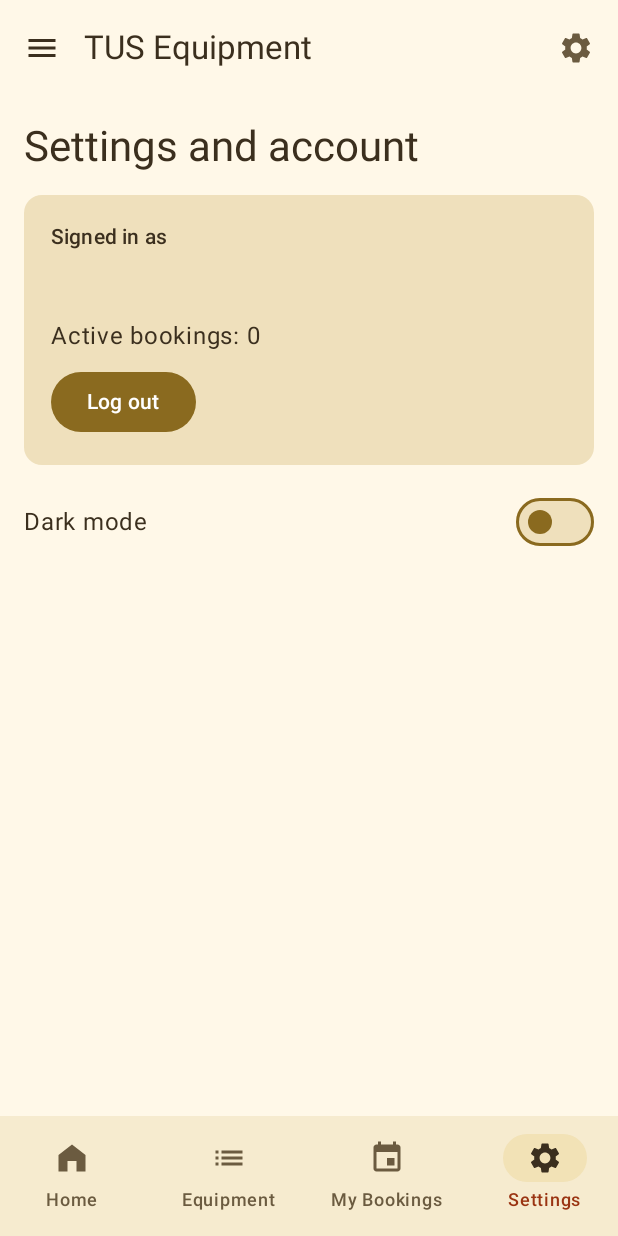
After one commit to Marek-lachhh/Tus_Equipments_Bookings_K00318400, an Android app built with Jetpack Compose: the SettingsScreen screen opened through its navigation route, on a phone screen of 412 x 824 dp. The commit adds this screen. Run offline under Robolectric (Android 15) with nearby library versions, the phone set to English and light mode, and no system bars; our stand-ins replace Firebase (no records; nobody signed in at launch, a user with empty details on screens opened directly), Room's generated code.

Commit message:
Add drawer menu, top bar and settings screen with saved dark mode

```diff
--- a/app/src/main/java/com/example/tusequipmentbooking/MainActivity.kt
+++ b/app/src/main/java/com/example/tusequipmentbooking/MainActivity.kt
@@ -1,16 +1,37 @@
 package com.example.tusequipmentbooking
 
+import android.content.Context
 import android.os.Bundle
 import androidx.activity.ComponentActivity
 import androidx.activity.compose.setContent
+import androidx.compose.foundation.isSystemInDarkTheme
+import androidx.compose.runtime.getValue
+import androidx.compose.runtime.mutableStateOf
+import androidx.compose.runtime.remember
+import androidx.compose.runtime.saveable.rememberSaveable
+import androidx.compose.runtime.setValue
 import com.example.tusequipmentbooking.ui.theme.TusTheme
 
 class MainActivity : ComponentActivity() {
     override fun onCreate(savedInstanceState: Bundle?) {
         super.onCreate(savedInstanceState)
         setContent {
-            TusTheme {
-                TusApp()
+            val preferences = remember {
+                applicationContext.getSharedPreferences("tus_settings", Context.MODE_PRIVATE)
+            }
+            val systemDark = isSystemInDarkTheme()
+            var darkTheme by rememberSaveable {
+                mutableStateOf(preferences.getBoolean("dark_mode", systemDark))
+            }
+
+            TusTheme(darkTheme = darkTheme) {
+                TusApp(
+                    darkTheme = darkTheme,
+                    onDarkThemeChange = { enabled ->
+                        darkTheme = enabled
+                        preferences.edit().putBoolean("dark_mode", enabled).apply()
+                    }
+                )
             }
         }
     }
--- a/app/src/main/java/com/example/tusequipmentbooking/TusApp.kt
+++ b/app/src/main/java/com/example/tusequipmentbooking/TusApp.kt
@@ -1,20 +1,12 @@
 package com.example.tusequipmentbooking
 
 import android.app.Application
-import androidx.compose.foundation.layout.Arrangement
 import androidx.compose.foundation.layout.Column
-import androidx.compose.foundation.layout.PaddingValues
-import androidx.compose.foundation.layout.Row
 import androidx.compose.foundation.layout.fillMaxSize
-import androidx.compose.foundation.layout.fillMaxWidth
-import androidx.compose.foundation.layout.navigationBarsPadding
 import androidx.compose.foundation.layout.padding
 import androidx.compose.material3.CircularProgressIndicator
-import androidx.compose.material3.MaterialTheme
-import androidx.compose.material3.Scaffold
 import androidx.compose.material3.Surface
 import androidx.compose.material3.Text
-import androidx.compose.material3.TextButton
 import androidx.compose.runtime.Composable
 import androidx.compose.runtime.LaunchedEffect
 import androidx.compose.runtime.getValue
@@ -24,7 +16,6 @@ import androidx.compose.runtime.saveable.rememberSaveable
 import androidx.compose.runtime.setValue
 import androidx.compose.ui.Modifier
 import androidx.compose.ui.platform.LocalContext
-import androidx.compose.ui.text.font.FontWeight
 import androidx.compose.ui.unit.dp
 import androidx.lifecycle.ViewModelProvider
 import androidx.lifecycle.compose.collectAsStateWithLifecycle
@@ -38,25 +29,32 @@ import androidx.navigation.navArgument
 import com.example.tusequipmentbooking.ui.AuthViewModel
 import com.example.tusequipmentbooking.ui.TusUiState
 import com.example.tusequipmentbooking.ui.TusViewModel
+import com.example.tusequipmentbooking.ui.components.TusMenuShell
 import com.example.tusequipmentbooking.ui.screens.*
 
 @Composable
-fun TusApp() {
+fun TusApp(
+    darkTheme: Boolean,
+    onDarkThemeChange: (Boolean) -> Unit
+) {
     val application = LocalContext.current.applicationContext as Application
     val model: TusViewModel = viewModel(
         factory = ViewModelProvider.AndroidViewModelFactory.getInstance(application)
     )
     val state by model.uiState.collectAsStateWithLifecycle()
 
+    // Firebase login state (Mary's AuthViewModel)
     val authModel: AuthViewModel = viewModel()
     val authState by authModel.uiState.collectAsStateWithLifecycle()
 
+    // Tell the booking ViewModel who is signed in.
     LaunchedEffect(authState.uid) { model.setUser(authState.uid) }
 
     var showRegister by rememberSaveable { mutableStateOf(false) }
     val uid = authState.uid
 
     if (uid == null) {
+        // Nobody signed in: show Login or Register only.
         Surface(Modifier.fillMaxSize()) {
             if (showRegister) {
                 RegisterScreen(
@@ -81,12 +79,15 @@ fun TusApp() {
             }
         }
     } else {
-
+        // key(uid): each user gets a brand new NavHost, so after logout
+        // Back can never return to the previous user's screens.
         key(uid) {
             MainApp(
                 state = state,
                 model = model,
                 email = authState.email,
+                darkTheme = darkTheme,
+                onDarkThemeChange = onDarkThemeChange,
                 onLogout = { authModel.logout() }
             )
         }
@@ -98,13 +99,15 @@ private fun MainApp(
     state: TusUiState,
     model: TusViewModel,
     email: String?,
+    darkTheme: Boolean,
+    onDarkThemeChange: (Boolean) -> Unit,
     onLogout: () -> Unit
 ) {
     val navController = rememberNavController()
     val backStackEntry by navController.currentBackStackEntryAsState()
     val currentRoute = backStackEntry?.destination?.route
 
-    // Opens a bottom-bar screen without piling up copies on the back stack.
+    // Opens a top-level screen without piling up copies on the back stack.
     fun openTab(route: String) {
         model.clearMessage()
         navController.navigate(route) {
@@ -113,8 +116,14 @@ private fun MainApp(
         }
     }
 
-    Scaffold(
-        bottomBar = { BottomBar(current = currentRoute, onSelect = { openTab(it) }) }
+    TusMenuShell(
+        selectedRoute = currentRoute,
+        enabled = !state.isLoading && state.loadError == null,
+        onHome = { openTab("home") },
+        onEquipment = { openTab("equipment") },
+        onBookings = { openTab("bookings") },
+        onAdd = { openTab("add") },
+        onSettings = { openTab("settings") }
     ) { padding ->
         if (state.isLoading) {
             Column(Modifier.padding(padding).padding(16.dp)) {
@@ -199,10 +208,12 @@ private fun MainApp(
                         }
                     )
                 }
-                composable("profile") {
-                    ProfileScreen(
+                composable("settings") {
+                    SettingsScreen(
                         state = state,
                         email = email,
+                        darkTheme = darkTheme,
+                        onDarkThemeChange = onDarkThemeChange,
                         onLogout = onLogout
                     )
                 }
@@ -210,39 +221,3 @@ private fun MainApp(
         }
     }
 }
-
-@Composable
-fun BottomBar(current: String?, onSelect: (String) -> Unit) {
-    val tabs = listOf(
-        "home" to "Home",
-        "equipment" to "Equipment",
-        "bookings" to "Bookings",
-        "add" to "Add",
-        "profile" to "Profile"
-    )
-
-    Surface(color = MaterialTheme.colorScheme.primaryContainer) {
-        Row(
-            modifier = Modifier
-                .fillMaxWidth()
-                .navigationBarsPadding()
-                .padding(vertical = 4.dp),
-            horizontalArrangement = Arrangement.SpaceEvenly
-        ) {
-            tabs.forEach { (route, label) ->
-                TextButton(
-                    onClick = { onSelect(route) },
-                    modifier = Modifier.weight(1f),
-                    contentPadding = PaddingValues(horizontal = 2.dp)
-                ) {
-                    Text(
-                        label,
-                        maxLines = 1,
-                        style = MaterialTheme.typography.labelMedium,
-                        fontWeight = if (current == route) FontWeight.Bold else FontWeight.Normal
-                    )
-                }
-            }
-        }
-    }
-}
--- /dev/null
+++ b/app/src/main/java/com/example/tusequipmentbooking/ui/screens/SettingsScreen.kt
@@ -0,0 +1,43 @@
+package com.example.tusequipmentbooking.ui.screens
+
+import androidx.compose.foundation.layout.*
+import androidx.compose.material3.*
+import androidx.compose.runtime.Composable
+import androidx.compose.ui.Alignment
+import androidx.compose.ui.Modifier
+import androidx.compose.ui.unit.dp
+import com.example.tusequipmentbooking.ui.TusUiState
+
+@Composable
+fun SettingsScreen(
+    state: TusUiState,
+    email: String?,
+    darkTheme: Boolean,
+    onDarkThemeChange: (Boolean) -> Unit,
+    onLogout: () -> Unit
+) {
+    Column(
+        modifier = Modifier.fillMaxSize().padding(16.dp),
+        verticalArrangement = Arrangement.spacedBy(14.dp)
+    ) {
+        Text("Settings and account", style = MaterialTheme.typography.headlineMedium)
+
+        Card(Modifier.fillMaxWidth()) {
+            Column(Modifier.padding(18.dp), verticalArrangement = Arrangement.spacedBy(8.dp)) {
+                Text("Signed in as", style = MaterialTheme.typography.labelLarge)
+                Text(email ?: "Unknown", style = MaterialTheme.typography.titleLarge)
+                Text("Active bookings: ${state.bookings.count { it.status == "Active" }}")
+                Button(onClick = onLogout) { Text("Log out") }
+            }
+        }
+
+        Row(
+            modifier = Modifier.fillMaxWidth(),
+            horizontalArrangement = Arrangement.SpaceBetween,
+            verticalAlignment = Alignment.CenterVertically
+        ) {
+            Text("Dark mode")
+            Switch(checked = darkTheme, onCheckedChange = onDarkThemeChange)
+        }
+    }
+}
--- /dev/null
+++ b/app/src/main/java/com/example/tusequipmentbooking/ui/screens/TusMenuShell.kt
@@ -0,0 +1,127 @@
+package com.example.tusequipmentbooking.ui.components
+
+import androidx.activity.compose.BackHandler
+import androidx.compose.foundation.layout.PaddingValues
+import androidx.compose.foundation.layout.padding
+import androidx.compose.material3.DrawerValue
+import androidx.compose.material3.ExperimentalMaterial3Api
+import androidx.compose.material3.Icon
+import androidx.compose.material3.IconButton
+import androidx.compose.material3.MaterialTheme
+import androidx.compose.material3.ModalDrawerSheet
+import androidx.compose.material3.ModalNavigationDrawer
+import androidx.compose.material3.NavigationBar
+import androidx.compose.material3.NavigationBarItem
+import androidx.compose.material3.NavigationDrawerItem
+import androidx.compose.material3.Scaffold
+import androidx.compose.material3.Text
+import androidx.compose.material3.TopAppBar
+import androidx.compose.material3.rememberDrawerState
+import androidx.compose.runtime.Composable
+import androidx.compose.runtime.rememberCoroutineScope
+import androidx.compose.ui.Modifier
+import androidx.compose.ui.res.painterResource
+import androidx.compose.ui.unit.dp
+import com.example.tusequipmentbooking.R
+import kotlinx.coroutines.launch
+
+// One destination used by the drawer and (if inBottomBar) the bottom bar.
+private data class MenuDestination(
+    val route: String,
+    val label: String,
+    val icon: Int,
+    val inBottomBar: Boolean,
+    val onClick: () -> Unit
+)
+
+@OptIn(ExperimentalMaterial3Api::class)
+@Composable
+fun TusMenuShell(
+    selectedRoute: String?,
+    enabled: Boolean,
+    onHome: () -> Unit,
+    onEquipment: () -> Unit,
+    onBookings: () -> Unit,
+    onAdd: () -> Unit,
+    onSettings: () -> Unit,
+    content: @Composable (PaddingValues) -> Unit
+) {
+    val drawerState = rememberDrawerState(initialValue = DrawerValue.Closed)
+    val scope = rememberCoroutineScope()
+
+    val destinations = listOf(
+        MenuDestination("home", "Home", R.drawable.ic_home, true, onHome),
+        MenuDestination("equipment", "Equipment", R.drawable.ic_equipment, true, onEquipment),
+        MenuDestination("bookings", "My Bookings", R.drawable.ic_bookings, true, onBookings),
+        MenuDestination("add", "Add equipment", R.drawable.ic_add, false, onAdd),
+        MenuDestination("settings", "Settings", R.drawable.ic_settings, true, onSettings)
+    )
+
+    val showBottomBar = enabled && destinations.any { it.route == selectedRoute }
+
+    ModalNavigationDrawer(
+        drawerState = drawerState,
+        gesturesEnabled = enabled,
+        drawerContent = {
+            ModalDrawerSheet {
+                Text(
+                    "TUS Equipment Booking",
+                    style = MaterialTheme.typography.titleLarge,
+                    modifier = Modifier.padding(16.dp)
+                )
+                destinations.forEach { item ->
+                    NavigationDrawerItem(
+                        icon = { Icon(painterResource(item.icon), contentDescription = null) },
+                        label = { Text(item.label) },
+                        selected = selectedRoute == item.route,
+                        onClick = {
+                            scope.launch {
+                                drawerState.close()   // close first
+                                item.onClick()        // then navigate
+                            }
+                        },
+                        modifier = Modifier.padding(horizontal = 12.dp)
+                    )
+                }
+            }
+        }
+    ) {
+        Scaffold(
+            topBar = {
+                TopAppBar(
+                    title = { Text("TUS Equipment") },
+                    navigationIcon = {
+                        IconButton(enabled = enabled, onClick = { scope.launch { drawerState.open() } }) {
+                            Icon(painterResource(R.drawable.ic_menu), contentDescription = "Open menu")
+                        }
+                    },
+                    actions = {
+                        IconButton(enabled = enabled, onClick = onSettings) {
+                            Icon(painterResource(R.drawable.ic_settings), contentDescription = "Settings")
+                        }
+                    }
+                )
+            },
+            bottomBar = {
+                if (showBottomBar) {
+                    NavigationBar {
+                        destinations.filter { it.inBottomBar }.forEach { item ->
+                            NavigationBarItem(
+                                selected = selectedRoute == item.route,
+                                onClick = item.onClick,
+                                icon = { Icon(painterResource(item.icon), contentDescription = null) },
+                                label = { Text(item.label, maxLines = 1) }
+                            )
+                        }
+                    }
+                }
+            }
+        ) { padding ->
+            content(padding)
+        }
+    }
+
+    BackHandler(enabled = drawerState.isOpen) {
+        scope.launch { drawerState.close() }
+    }
+}
```
Also changed, not shown: app/src/main/java/com/example/tusequipmentbooking/ui/screens/ProfileScreen.kt (deleted, +0 -34 lines), app/src/main/java/com/example/tusequipmentbooking/ui/theme/Color.kt (+14 -0 lines), app/src/main/java/com/example/tusequipmentbooking/ui/theme/Theme.kt (+47 -6 lines).
